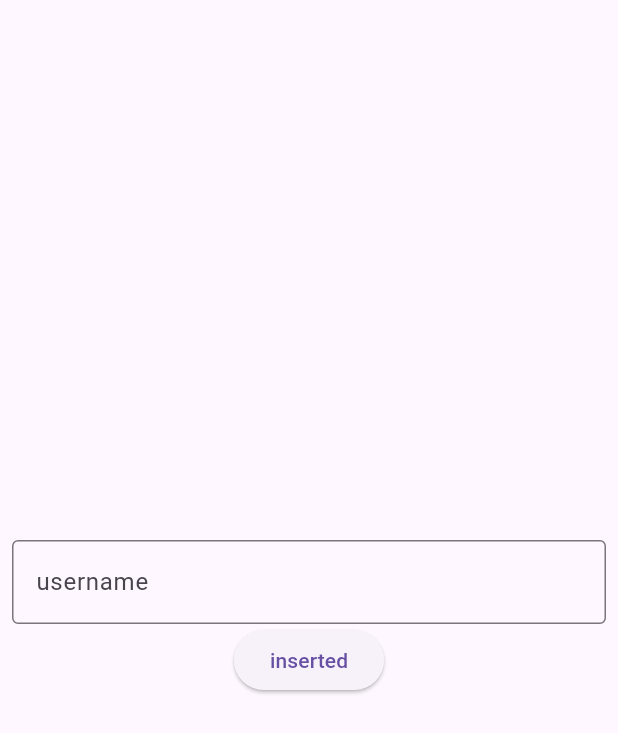
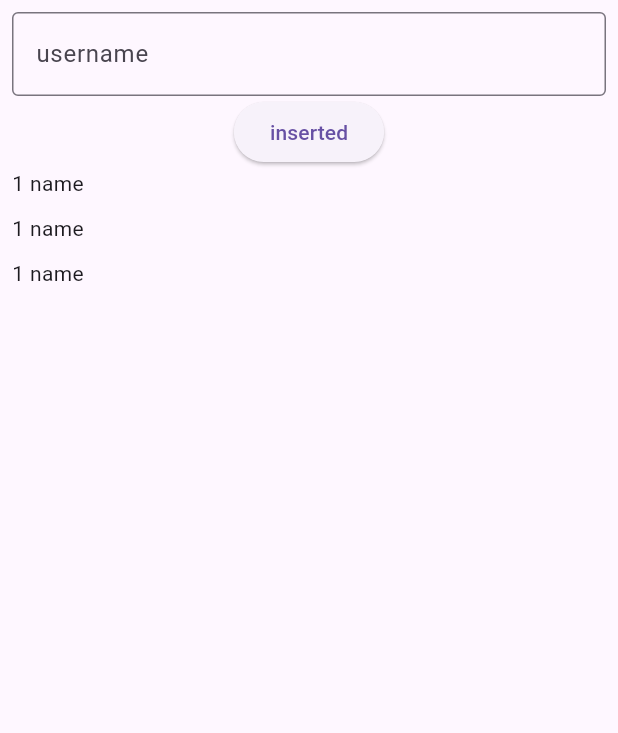
Before and after one commit to Ahmed-elsaid-AEA/sqflite_department, a Flutter app: the screen it shows after launch, after a tap on "inserted", on a phone screen of 412 x 824 dp. Shown: the top 733 px of the screen. Run offline on Flutter 3.47's test engine with Material 3 defaults, Android fonts, the phone set to English and light mode, and no system bars; our stand-ins replace sqflite; accounts and stored records are empty.

Commit message:
make user controller

```diff
--- /dev/null
+++ b/lib/controller/user_controller.dart
@@ -0,0 +1,19 @@
+import 'package:sqflite_department/core/database/sqlite/my_sq_f_lite_databse.dart';
+
+class UserController {
+  UserController(){
+    select();
+  }
+  void insertUser({required String userName}) async {
+    MySqFLiteDatabase db = MySqFLiteDatabase();
+    bool inserted = await db.insertToUserTable(userName: userName);
+    print(inserted);
+  }
+
+  Future<List<Map<String, Object?>>> select() async {
+    MySqFLiteDatabase db = MySqFLiteDatabase();
+    List<Map<String, Object?>> data = await db.select();
+    print(data);
+    return data;
+  }
+}
--- a/lib/core/database/sqlite/crud.dart
+++ b/lib/core/database/sqlite/crud.dart
@@ -8,5 +8,5 @@ abstract class CRUD {
 
   Future<bool> delete();
 
-  Future<bool> select();
+  Future<List<Map<String, Object?>>> select();
 }
--- a/lib/core/database/sqlite/my_sq_f_lite_databse.dart
+++ b/lib/core/database/sqlite/my_sq_f_lite_databse.dart
@@ -91,9 +91,11 @@ class MySqFLiteDatabase extends CRUD {
   }
 
   @override
-  Future<bool> select() {
-    // TODO: implement select
-    throw UnimplementedError();
+  Future<List<Map<String, Object?>>> select() async {
+    await _initDatabase();
+    List<Map<String, Object?>> data = await _db!.query(_userTable);
+    await _db!.close();
+    return data;
   }
 
   @override
--- a/lib/view/user_screen.dart
+++ b/lib/view/user_screen.dart
@@ -1,4 +1,5 @@
 import 'package:flutter/material.dart';
+import 'package:sqflite_department/controller/user_controller.dart';
 import 'package:sqflite_department/core/database/sqlite/my_sq_f_lite_databse.dart';
 
 class UserScreen extends StatefulWidget {
@@ -10,6 +11,14 @@ class UserScreen extends StatefulWidget {
 
 class _UserScreenState extends State<UserScreen> {
   TextEditingController _usernameController = TextEditingController();
+  late UserController _userController;
+
+  @override
+  void initState() {
+    // TODO: implement initState
+    super.initState();
+    _userController = UserController();
+  }
 
   @override
   Widget build(BuildContext context) {
@@ -26,11 +35,17 @@ class _UserScreenState extends State<UserScreen> {
               border: OutlineInputBorder(),
             ),
           ),
-          ElevatedButton(onPressed: () async{
-            MySqFLiteDatabase db=MySqFLiteDatabase();
-            bool inserted=await db.insertToUserTable(userName: _usernameController.text);
-            print(inserted);
-          }, child: const Text("inserted")),
+          ElevatedButton(onPressed: () async {}, child: const Text("inserted")),
+          Expanded(
+            child: ListView.separated(
+                itemBuilder: (context, index) => Row(
+                      children: [Text("1 name")],
+                    ),
+                separatorBuilder: (context, index) => SizedBox(
+                      height: 10,
+                    ),
+                itemCount: 3),
+          )
         ],
       ),
     ));
```
